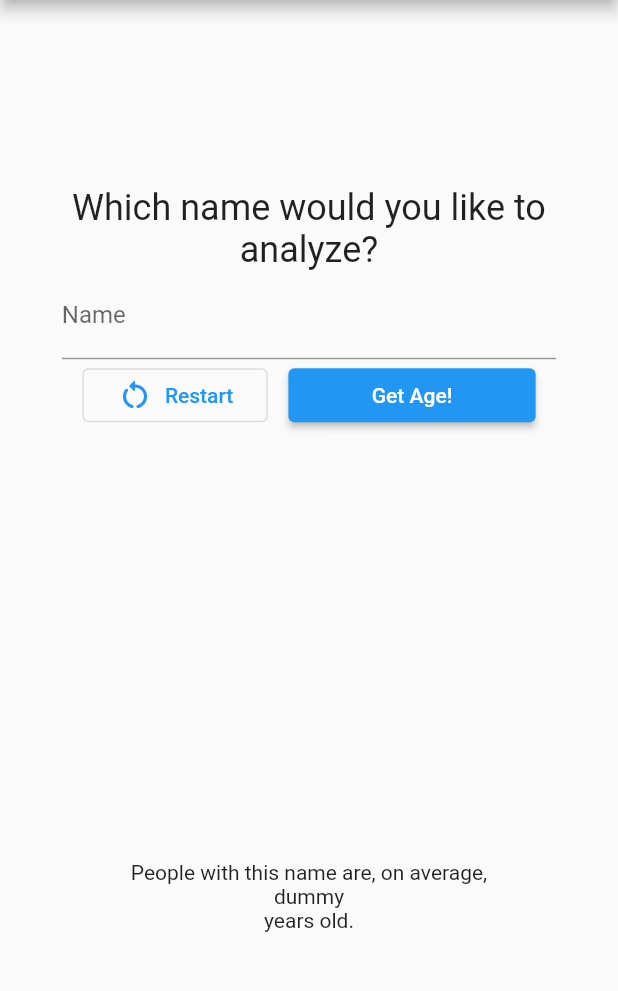
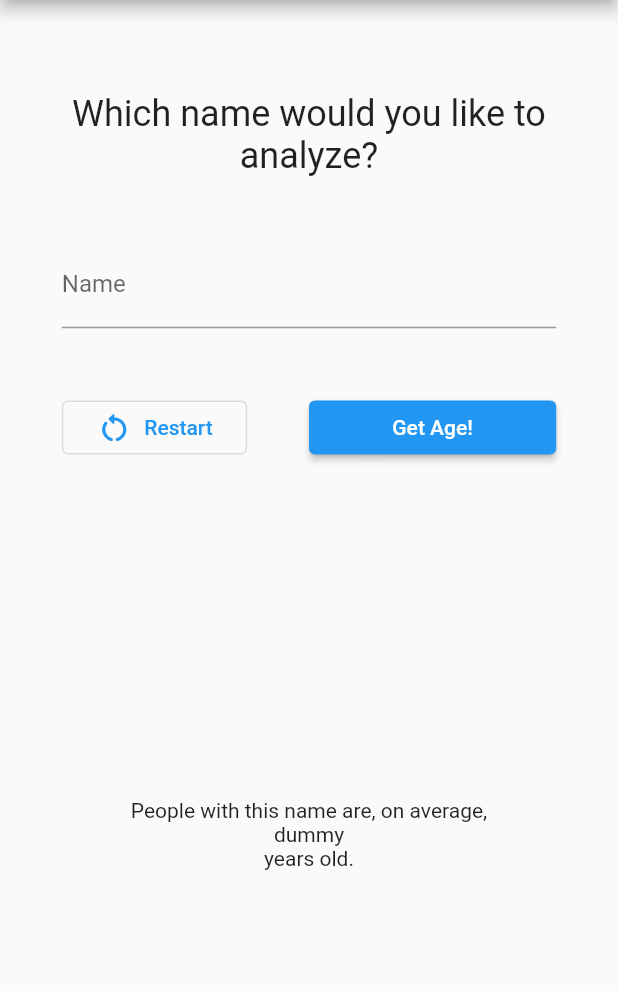
Before and after one commit to arndthassel/namealytics, a Flutter app: the screen it shows after launch, on a phone screen of 412 x 824 dp, the part 84-1075 px from its top. Run offline on Flutter 3.47's test engine with Material 2 defaults, Android fonts, the phone set to English and light mode, and no system bars; our stand-ins replace bloc, freezed_annotation.

Commit message:
layout improved and scrollview added

```diff
--- a/lib/screen/home_screen.dart
+++ b/lib/screen/home_screen.dart
@@ -14,8 +14,17 @@ class _HomeScreenState extends State<HomeScreen> {
   Widget build(BuildContext context) {
     return Scaffold(
       appBar: AppBar(title: const Text('Namealytics')),
-      body: Column(
-        children: const [InputWidget(), OutputWidget()],
+      body: Container(
+        height: MediaQuery.of(context).size.height,
+        child: SingleChildScrollView(
+          physics: const NeverScrollableScrollPhysics(),
+          child: Column(
+            children: const [
+              InputWidget(),
+              OutputWidget(),
+            ],
+          ),
+        ),
       ),
     );
   }
--- a/lib/screen/input_widget.dart
+++ b/lib/screen/input_widget.dart
@@ -24,10 +24,10 @@ class _InputWidgetState extends State<InputWidget> {
       height: mediaQuery.size.height * 0.3,
       margin: EdgeInsets.symmetric(
         horizontal: mediaQuery.size.width * 0.1,
-        vertical: mediaQuery.size.height * 0.1,
+        vertical: mediaQuery.size.height * 0.075,
       ),
       child: Column(
-        mainAxisAlignment: MainAxisAlignment.center,
+        mainAxisAlignment: MainAxisAlignment.spaceBetween,
         children: [
           Text(
             'Which name would you like to analyze?',
@@ -42,7 +42,7 @@ class _InputWidgetState extends State<InputWidget> {
             ),
           ),
           Row(
-            mainAxisAlignment: MainAxisAlignment.spaceEvenly,
+            mainAxisAlignment: MainAxisAlignment.spaceBetween,
             children: [
               SizedBox(
                 width: MediaQuery.of(context).size.width * 0.3,
```
